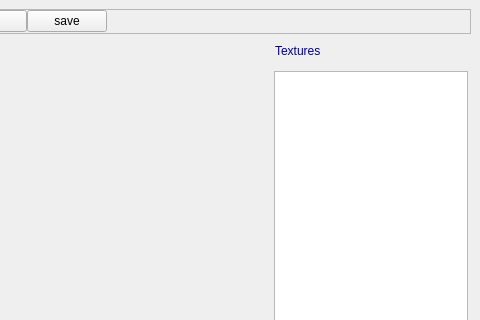
Qt form src/mainform.ui (phwizard/textureatlas) before a commit; both pictures show x 146 to 626 and y 0 to 320 of the 626 by 543 pixel window.
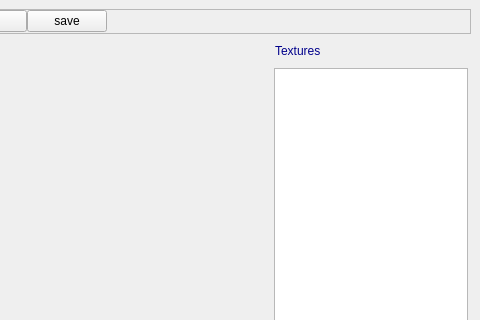
The same form after that commit. Custom widgets are drawn as their Qt base class.

```diff
--- a/src/mainform.ui
+++ b/src/mainform.ui
@@ -148,7 +148,7 @@
        <number>0</number>
       </property>
       <property name="tabSpacing">
-       <number>6</number>
+       <number>3</number>
       </property>
       <widget class="QWidget" name="page_textures">
        <property name="geometry">
@@ -156,7 +156,7 @@
          <x>0</x>
          <y>0</y>
          <width>200</width>
-         <height>414</height>
+         <height>417</height>
         </rect>
        </property>
        <property name="sizePolicy">
```
